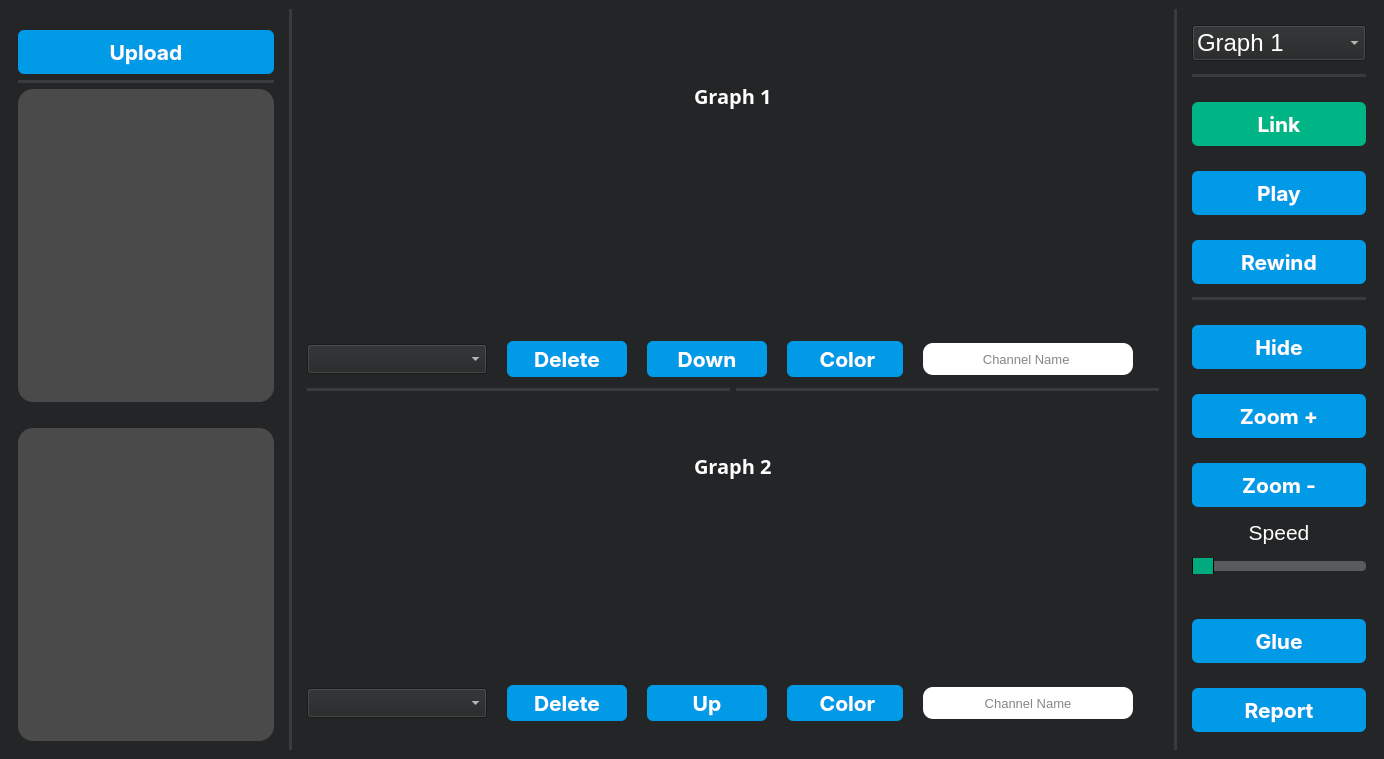
Qt form MainWindowApp.ui (yasmine-msg79/Signal-Viewer) before a commit.
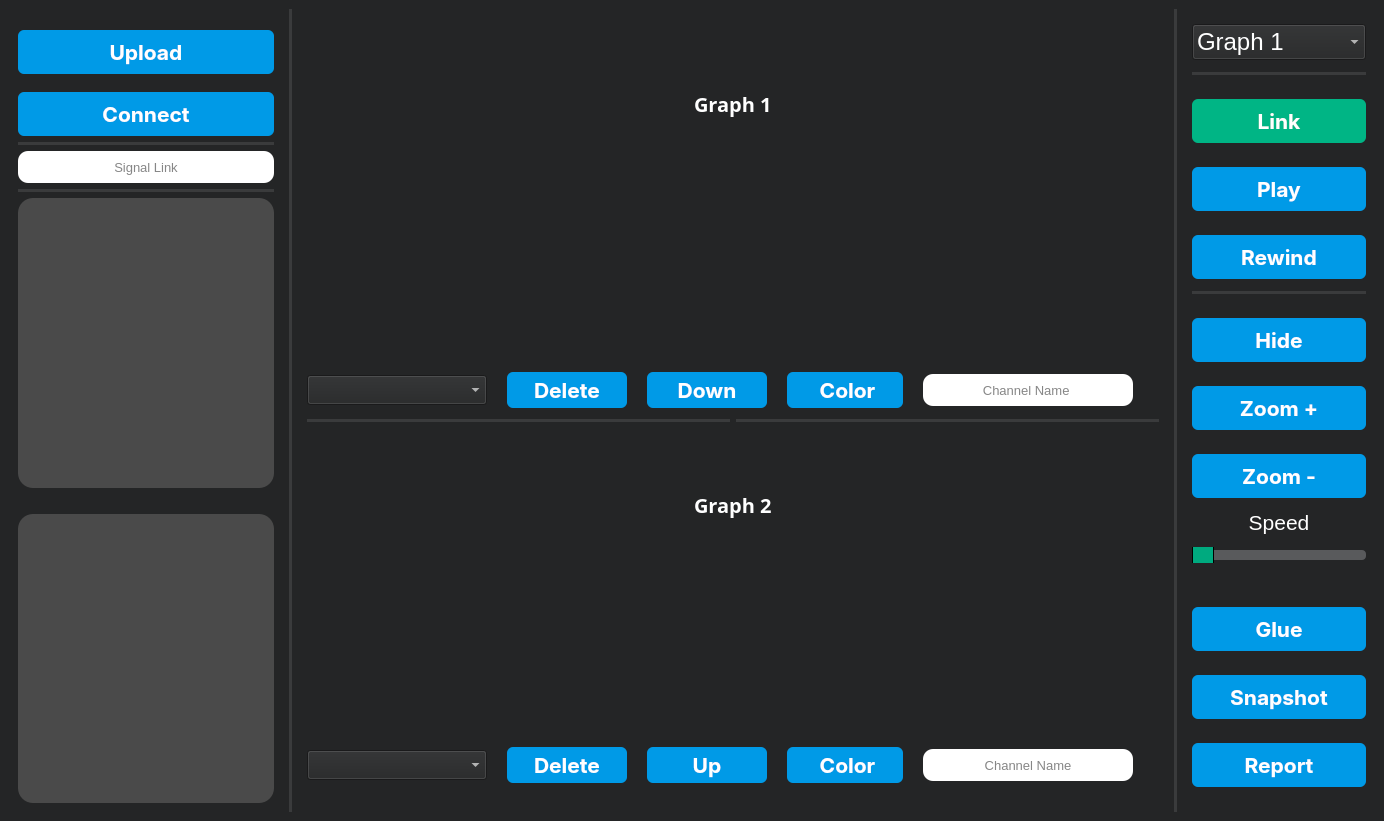
The same form after that commit. Icons and pictures are not drawn. Custom widgets are drawn as their Qt base class.

Patch:
```diff
--- a/MainWindowApp.ui
+++ b/MainWindowApp.ui
@@ -7,7 +7,7 @@
     <x>0</x>
     <y>0</y>
     <width>1384</width>
-    <height>759</height>
+    <height>821</height>
    </rect>
   </property>
   <property name="font">
@@ -40,6 +40,18 @@
     <item>
      <widget class="QWidget" name="rightwidget" native="true">
       <layout class="QVBoxLayout" name="verticalLayout_2">
+       <property name="leftMargin">
+        <number>9</number>
+       </property>
+       <property name="topMargin">
+        <number>9</number>
+       </property>
+       <property name="rightMargin">
+        <number>9</number>
+       </property>
+       <property name="bottomMargin">
+        <number>9</number>
+       </property>
        <item>
         <widget class="QPushButton" name="importButton">
          <property name="font">
@@ -100,6 +112,135 @@
          </property>
         </widget>
        </item>
+       <item>
+        <widget class="QPushButton" name="connectButton">
+         <property name="font">
+          <font>
+           <family>-apple-system</family>
+           <pointsize>16</pointsize>
+           <weight>75</weight>
+           <bold>true</bold>
+          </font>
+         </property>
+         <property name="styleSheet">
+          <string notr="true">QPushButton{
+  appearance: button;
+  backface-visibility: hidden;
+  background-color: rgb(0, 154, 231);
+  border-radius: 6px;
+  border-width: 0;
+  box-shadow: rgba(50, 50, 93, .1) 0 0 0 1px inset,rgba(50, 50, 93, .1) 0 2px 5px 0,rgba(0, 0, 0, .07) 0 1px 1px 0;
+  box-sizing: border-box;
+  color: #fff;
+  cursor: pointer;
+  font-family: -apple-system,system-ui,&quot;Segoe UI&quot;,Roboto,&quot;Helvetica Neue&quot;,Ubuntu,sans-serif;
+  font-size: 100%;
+  height: 44px;
+  line-height: 1.15;
+  margin: 12px 0 0;
+  outline: none;
+  overflow: hidden;
+  padding: 0 10px;
+  position: relative;
+  text-align: center;
+  text-transform: none;
+  transform: translateZ(0);
+  transition: all .2s,box-shadow .08s ease-in;
+  touch-action: manipulation;
+  width: 100%;
+}
+QPushButton:hover{
+background-color: rgb(0, 115, 173);
+}
+QPushButton:pressed{
+background-color:  rgb(0, 115, 173);
+}
+</string>
+         </property>
+         <property name="text">
+          <string>Connect</string>
+         </property>
+         <property name="icon">
+          <iconset>
+           <normaloff>../../../0-MostafaMousaControl_PanelTask/Vital-Signals-Multichannel-Viewer/Vital-Signals-Multichannel-Viewer-main/ui/Icons/upload-.svg</normaloff>../../../0-MostafaMousaControl_PanelTask/Vital-Signals-Multichannel-Viewer/Vital-Signals-Multichannel-Viewer-main/ui/Icons/upload-.svg</iconset>
+         </property>
+         <property name="iconSize">
+          <size>
+           <width>25</width>
+           <height>25</height>
+          </size>
+         </property>
+        </widget>
+       </item>
+       <item>
+        <widget class="Line" name="line_8">
+         <property name="font">
+          <font>
+           <pointsize>100</pointsize>
+           <weight>50</weight>
+           <bold>false</bold>
+          </font>
+         </property>
+         <property name="styleSheet">
+          <string notr="true">/* Line style */
+
+  /* Set the width of the line */
+  width: 20px;
+
+  /* Set the height of the line */
+  height: 5px;
+
+  /* Set the background color of the line */
+  background-color: #3a3b3c;
+
+  /* Set the border of the line */
+  border: 10px;
+
+  /* Set the border radius of the line */
+  border-radius:5px;
+
+
+
+</string>
+         </property>
+         <property name="lineWidth">
+          <number>50</number>
+         </property>
+         <property name="midLineWidth">
+          <number>100</number>
+         </property>
+         <property name="orientation">
+          <enum>Qt::Horizontal</enum>
+         </property>
+        </widget>
+       </item>
+       <item>
+        <widget class="QLineEdit" name="signal_Link_Label">
+         <property name="font">
+          <font>
+           <pointsize>10</pointsize>
+          </font>
+         </property>
+         <property name="styleSheet">
+          <string notr="true">  position: relative;
+  display: inline-block;
+  height: 32px;
+  width: 210px;
+  margin: 0;
+  padding: 0;
+  background-color: #fff;
+  border: none;
+  border-radius: 10px;
+  color:#0d0d0d;</string>
+         </property>
+         <property name="alignment">
+          <set>Qt::AlignCenter</set>
+         </property>
+         <property name="placeholderText">
+          <string>Signal Link</string>
+         </property>
+        </widget>
+       </item>
        <item>
         <widget class="Line" name="line_7">
          <property name="font">
@@ -1650,6 +1791,69 @@
          </property>
         </widget>
        </item>
+       <item>
+        <widget class="QPushButton" name="snapshot_Button">
+         <property name="sizePolicy">
+          <sizepolicy hsizetype="Minimum" vsizetype="Maximum">
+           <horstretch>0</horstretch>
+           <verstretch>0</verstretch>
+          </sizepolicy>
+         </property>
+         <property name="font">
+          <font>
+           <family>-apple-system</family>
+           <pointsize>16</pointsize>
+           <weight>75</weight>
+           <bold>true</bold>
+          </font>
+         </property>
+         <property name="styleSheet">
+          <string notr="true">QPushButton{
+  appearance: button;
+  backface-visibility: hidden;
+  background-color:  rgb(0, 154, 231);
+  border-radius: 6px;
+  border-width: 0;
+  box-shadow: rgba(50, 50, 93, .1) 0 0 0 1px inset,rgba(50, 50, 93, .1) 0 2px 5px 0,rgba(0, 0, 0, .07) 0 1px 1px 0;
+  box-sizing: border-box;
+  color: #fff;
+  cursor: pointer;
+  font-family: -apple-system,system-ui,&quot;Segoe UI&quot;,Roboto,&quot;Helvetica Neue&quot;,Ubuntu,sans-serif;
+  font-size: 100%;
+  height: 44px;
+  line-height: 1.15;
+  margin: 12px 0 0;
+  outline: none;
+  overflow: hidden;
+  padding: 0 25px;
+  position: relative;
+  text-align: center;
+  text-transform: none;
+  transform: translateZ(0);
+  transition: all .2s,box-shadow .08s ease-in;
+  user-select: none;
+  -webkit-user-select: none;
+  touch-action: manipulation;
+  width: 100%;
+}
+QPushButton:hover{
+background-color:  rgb(0, 115, 173);
+}
+QPushButton:pressed{
+background-color:  rgb(0, 115, 173);
+}</string>
+         </property>
+         <property name="text">
+          <string>Snapshot</string>
+         </property>
+         <property name="iconSize">
+          <size>
+           <width>25</width>
+           <height>25</height>
+          </size>
+         </property>
+        </widget>
+       </item>
        <item>
         <widget class="QPushButton" name="reportButton">
          <property name="font">
```
